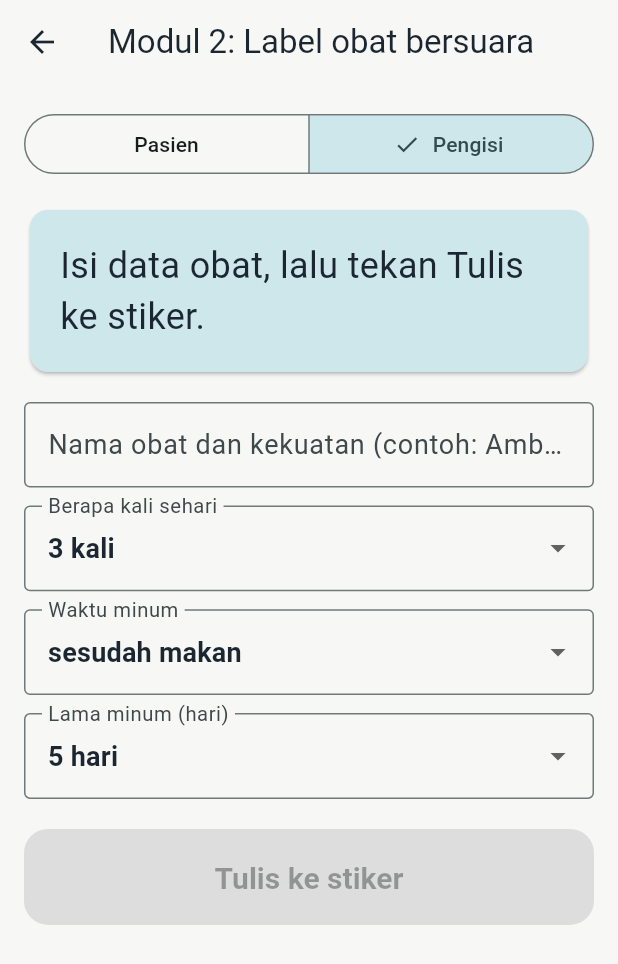
After one commit to NadhirUf/AksesSehat, a Flutter app: the Modul2Screen screen opened directly, after a tap on "Pengisi", on a phone screen of 412 x 824 dp. The commit adds this screen. Shown: the top 964 px of the screen. Run offline on Flutter 3.47's test engine with Material 3 defaults, Android fonts, the phone set to English and light mode, and no system bars; our stand-ins replace flutter_tts, shared_preferences; missing offline and left inert: nfc_manager; accounts and stored records are empty.

Commit message:
Tambah Modul 2: label obat bersuara (NFC)

```diff
--- /dev/null
+++ b/lib/modul2_screen.dart
@@ -0,0 +1,362 @@
+// AksesSehat Modul 2: label obat bersuara (offline).
+// Versi untuk nfc_manager 4.x (memakai NdefAndroid dari nfc_manager_android,
+// dicocokkan dengan source nfc_manager 4.2.0). Tidak perlu paket nfc_manager_ndef.
+// BELUM DIUJI di perangkat. Uji di HP Android sungguhan.
+//
+// Format data di stiker (satu record MIME, teks UTF-8 dipisah "|"):
+//   nama|kali_per_hari|waktu|lama_hari
+//   contoh: Ambroxol 30mg|3|sesudah makan|5
+// Tanpa nama pasien. Data DEMO saja, isi obat asli harus diverifikasi apoteker.
+
+import 'dart:convert';
+import 'dart:typed_data';
+
+import 'package:flutter/material.dart';
+import 'package:flutter_tts/flutter_tts.dart';
+import 'package:nfc_manager/nfc_manager.dart';
+import 'package:nfc_manager/nfc_manager_android.dart';
+import 'package:nfc_manager/ndef_record.dart';
+import 'package:shared_preferences/shared_preferences.dart';
+import 'package:flutter/foundation.dart' show kIsWeb, defaultTargetPlatform, TargetPlatform;
+
+// Tipe MIME dibuat pendek supaya hemat memori NTAG213 (144 byte).
+const String _mime = 'application/x-as';
+// Batas aman isi teks (byte). Sisanya dipakai header NDEF.
+const int _maxBytes = 110;
+// Tempel kedua harus terjadi dalam waktu ini setelah bacaan selesai.
+const Duration _confirmWindow = Duration(seconds: 15);
+// Abaikan deteksi beruntun yang terlalu cepat (HP masih menempel).
+const Duration _minGap = Duration(seconds: 2);
+
+class Rule {
+  final String name;
+  final int times;
+  final String when;
+  final int days;
+  Rule(this.name, this.times, this.when, this.days);
+
+  String encode() => '$name|$times|$when|$days';
+
+  static Rule? decode(String s) {
+    final p = s.split('|');
+    if (p.length != 4) return null;
+    final t = int.tryParse(p[1]);
+    final d = int.tryParse(p[3]);
+    if (t == null || d == null || t < 1) return null;
+    return Rule(p[0], t, p[2], d);
+  }
+}
+
+class Modul2Screen extends StatefulWidget {
+  const Modul2Screen({super.key});
+
+  @override
+  State<Modul2Screen> createState() => _Modul2ScreenState();
+}
+
+class _Modul2ScreenState extends State<Modul2Screen> {
+  final FlutterTts _tts = FlutterTts();
+  final TextEditingController _nameCtl = TextEditingController();
+
+  static const List<String> _whenOptions = [
+    'sebelum makan',
+    'sesudah makan',
+    'bersama makan',
+    'sebelum tidur',
+  ];
+
+  bool _nfcOk = true;
+  bool _patientMode = true;
+  String _status = 'Tempelkan HP ke stiker obat.';
+
+  int _times = 3;
+  String _when = 'sesudah makan';
+  int _days = 5;
+
+  String? _lastUid;
+  DateTime? _lastReadAt;
+  DateTime? _lastEvent;
+
+  @override
+  void initState() {
+    super.initState();
+    _init();
+  }
+
+  Future<void> _init() async {
+    await _tts.setLanguage('id-ID');
+    await _tts.awaitSpeakCompletion(true);
+    var ok = false;
+    String? why;
+    if (kIsWeb || defaultTargetPlatform != TargetPlatform.android) {
+      why = 'Label obat bersuara hanya tersedia di aplikasi Android yang punya NFC.';
+    } else {
+      try {
+        final availability = await NfcManager.instance.checkAvailability();
+        ok = availability == NfcAvailability.enabled;
+        if (!ok) {
+          why = availability == NfcAvailability.disabled
+              ? 'NFC di HP ini belum menyala. Nyalakan NFC di Pengaturan, lalu buka layar ini lagi.'
+              : 'HP ini tidak mendukung NFC.';
+        }
+      } catch (_) {
+        why = 'NFC tidak dapat diakses di perangkat ini.';
+      }
+    }
+    if (!mounted) return;
+    setState(() {
+      _nfcOk = ok;
+      if (why != null) _status = why;
+    });
+    if (ok) await _startPatientSession();
+  }
+
+  @override
+  void dispose() {
+    _stop();
+    _tts.stop();
+    _nameCtl.dispose();
+    super.dispose();
+  }
+
+  Future<void> _stop() async {
+    try {
+      await NfcManager.instance.stopSession();
+    } catch (_) {}
+  }
+
+  Future<void> _say(String text) async {
+    if (mounted) setState(() => _status = text);
+    await _tts.speak(text);
+  }
+
+  // ---------- Helper tag ----------
+
+  String? _uid(NfcTag tag) {
+    final id = NfcTagAndroid.from(tag)?.id;
+    if (id == null) return null;
+    return id.map((b) => b.toRadixString(16).padLeft(2, '0')).join();
+  }
+
+  String? _readPayload(NfcTag tag) {
+    final msg = NdefAndroid.from(tag)?.cachedNdefMessage;
+    if (msg == null) return null;
+    for (final r in msg.records) {
+      if (r.typeNameFormat == TypeNameFormat.media &&
+          utf8.decode(r.type) == _mime) {
+        return utf8.decode(r.payload);
+      }
+    }
+    return null;
+  }
+
+  String _dayKey(DateTime d) =>
+      '${d.year}-${d.month.toString().padLeft(2, '0')}-${d.day.toString().padLeft(2, '0')}';
+
+  // ---------- Mode pasien ----------
+
+  Future<void> _startPatientSession() async {
+    await _stop();
+    await NfcManager.instance.startSession(
+      pollingOptions: {NfcPollingOption.iso14443},
+      onDiscovered: (tag) async => _onPatientTag(tag),
+    );
+  }
+
+  Future<void> _onPatientTag(NfcTag tag) async {
+    final now = DateTime.now();
+    if (_lastEvent != null && now.difference(_lastEvent!) < _minGap) return;
+    _lastEvent = now;
+
+    final uid = _uid(tag);
+    final raw = _readPayload(tag);
+    final rule = raw == null ? null : Rule.decode(raw);
+    if (uid == null || rule == null) {
+      await _say('Stiker ini belum berisi data obat AksesSehat.');
+      return;
+    }
+
+    final prefs = await SharedPreferences.getInstance();
+    final countKey = 'cnt_${uid}_${_dayKey(now)}';
+    final count = prefs.getInt(countKey) ?? 0;
+
+    final isConfirm = _lastUid == uid &&
+        _lastReadAt != null &&
+        now.difference(_lastReadAt!) <= _confirmWindow + _minGap;
+
+    if (isConfirm) {
+      // Tempel kedua: catat minum.
+      _lastUid = null;
+      _lastReadAt = null;
+      if (count >= rule.times) {
+        await _say(
+            'Hari ini sudah $count dari ${rule.times} kali. Tidak dicatat lagi. Jika ragu, tanyakan ke apoteker.');
+        return;
+      }
+      final n = count + 1;
+      await prefs.setInt(countKey, n);
+      final hist = prefs.getStringList('hist_$uid') ?? <String>[];
+      hist.add(now.toIso8601String());
+      await prefs.setStringList('hist_$uid', hist);
+      await _say('Tercatat. Sudah minum $n dari ${rule.times} kali hari ini.');
+    } else {
+      // Tempel pertama (atau di luar jendela): hanya membacakan.
+      final tail = count >= rule.times
+          ? 'Hari ini sudah $count dari ${rule.times} kali. Jika ragu, tanyakan ke apoteker.'
+          : 'Hari ini baru $count dari ${rule.times} kali. Untuk mencatat sudah minum, tempelkan lagi dalam 15 detik.';
+      _lastUid = null;
+      _lastReadAt = null;
+      await _say(
+          '${rule.name}. Diminum ${rule.times} kali sehari, ${rule.when}, selama ${rule.days} hari. $tail Untuk keterangan lebih lanjut, tanyakan ke apoteker atau dokter.');
+      // Jendela konfirmasi dihitung setelah suara selesai.
+      _lastUid = uid;
+      _lastReadAt = DateTime.now();
+    }
+  }
+
+  // ---------- Mode pengisi ----------
+
+  Future<void> _writeSticker() async {
+    final name = _nameCtl.text.replaceAll('|', ' ').trim();
+    if (name.isEmpty) {
+      setState(() => _status = 'Isi nama obat dulu.');
+      return;
+    }
+    final rule = Rule(name, _times, _when, _days);
+    final bytes = utf8.encode(rule.encode());
+    if (bytes.length > _maxBytes) {
+      setState(() => _status =
+      'Teks terlalu panjang (${bytes.length} byte, maksimal $_maxBytes). Persingkat nama obat.');
+      return;
+    }
+
+    await _stop();
+    setState(() => _status = 'Tempelkan stiker ke belakang HP...');
+    await NfcManager.instance.startSession(
+      pollingOptions: {NfcPollingOption.iso14443},
+      onDiscovered: (tag) async {
+        String msg;
+        try {
+          final ndef = NdefAndroid.from(tag);
+          if (ndef == null || !ndef.isWritable) {
+            msg = 'Stiker ini tidak bisa ditulis.';
+          } else {
+            final message = NdefMessage(records: [
+              NdefRecord(
+                typeNameFormat: TypeNameFormat.media,
+                type: Uint8List.fromList(utf8.encode(_mime)),
+                identifier: Uint8List(0),
+                payload: Uint8List.fromList(bytes),
+              ),
+            ]);
+            // Ukuran record NDEF pendek: 3 byte header + panjang tipe + isi.
+            final size = 3 + _mime.length + bytes.length;
+            if (size > ndef.maxSize) {
+              msg =
+              'Data terlalu besar untuk stiker ini ($size byte, maksimal ${ndef.maxSize}).';
+            } else {
+              await ndef.writeNdefMessage(message);
+              msg = 'Berhasil ditulis: ${rule.encode()}';
+            }
+          }
+        } catch (e) {
+          msg = 'Gagal menulis: $e';
+        }
+        await _stop();
+        if (mounted) setState(() => _status = msg);
+      },
+    );
+  }
+
+  // ---------- UI ----------
+
+  @override
+  Widget build(BuildContext context) {
+    return Scaffold(
+      appBar: AppBar(title: const Text('Modul 2: Label obat bersuara')),
+      body: ListView(
+        padding: const EdgeInsets.all(16),
+        children: [
+          SegmentedButton<bool>(
+            segments: const [
+              ButtonSegment(value: true, label: Text('Pasien')),
+              ButtonSegment(value: false, label: Text('Pengisi')),
+            ],
+            selected: {_patientMode},
+            onSelectionChanged: (s) async {
+              setState(() {
+                _patientMode = s.first;
+                _status = _patientMode
+                    ? 'Tempelkan HP ke stiker obat.'
+                    : 'Isi data obat, lalu tekan Tulis ke stiker.';
+              });
+              if (!_nfcOk) return;
+              if (_patientMode) {
+                await _startPatientSession();
+              } else {
+                await _stop();
+              }
+            },
+          ),
+          const SizedBox(height: 16),
+          Card(
+            color: Theme.of(context).colorScheme.secondaryContainer,
+            child: Padding(
+              padding: const EdgeInsets.all(20),
+              child: Semantics(
+                liveRegion: true,
+                child: Text(_status, style: const TextStyle(fontSize: 24)),
+              ),
+            ),
+          ),
+          const SizedBox(height: 16),
+          if (!_patientMode) ..._fillerForm(),
+        ],
+      ),
+    );
+  }
+
+  List<Widget> _fillerForm() {
+    return [
+      TextField(
+        controller: _nameCtl,
+        decoration: const InputDecoration(
+          labelText: 'Nama obat dan kekuatan (contoh: Ambroxol 30mg)',
+          border: OutlineInputBorder(),
+        ),
+      ),
+      const SizedBox(height: 12),
+      DropdownButtonFormField<int>(
+        value: _times,
+        decoration: const InputDecoration(
+            labelText: 'Berapa kali sehari', border: OutlineInputBorder()),
+        items: [for (var i = 1; i <= 6; i++) DropdownMenuItem(value: i, child: Text('$i kali'))],
+        onChanged: (v) => setState(() => _times = v ?? 3),
+      ),
+      const SizedBox(height: 12),
+      DropdownButtonFormField<String>(
+        value: _when,
+        decoration: const InputDecoration(
+            labelText: 'Waktu minum', border: OutlineInputBorder()),
+        items: [for (final w in _whenOptions) DropdownMenuItem(value: w, child: Text(w))],
+        onChanged: (v) => setState(() => _when = v ?? 'sesudah makan'),
+      ),
+      const SizedBox(height: 12),
+      DropdownButtonFormField<int>(
+        value: _days,
+        decoration: const InputDecoration(
+            labelText: 'Lama minum (hari)', border: OutlineInputBorder()),
+        items: [for (var i = 1; i <= 30; i++) DropdownMenuItem(value: i, child: Text('$i hari'))],
+        onChanged: (v) => setState(() => _days = v ?? 5),
+      ),
+      const SizedBox(height: 20),
+      SizedBox(
+        height: 64,
+        child: FilledButton(
+          onPressed: _nfcOk ? _writeSticker : null,
+          child: const Text('Tulis ke stiker', style: TextStyle(fontSize: 20)),
+        ),
+      ),
+    ];
+  }
+}
--- a/pubspec.yaml
+++ b/pubspec.yaml
@@ -35,6 +35,8 @@ dependencies:
   # Use with the CupertinoIcons class for iOS style icons.
   cupertino_icons: ^1.0.8
   flutter_tts: ^4.2.5
+  nfc_manager: ^4.2.1
+  shared_preferences: ^2.5.6
 
 dev_dependencies:
   flutter_test:
```
Also changed, not shown: lib/screens.dart (+8 -0 lines), pubspec.lock, 3 other files.
